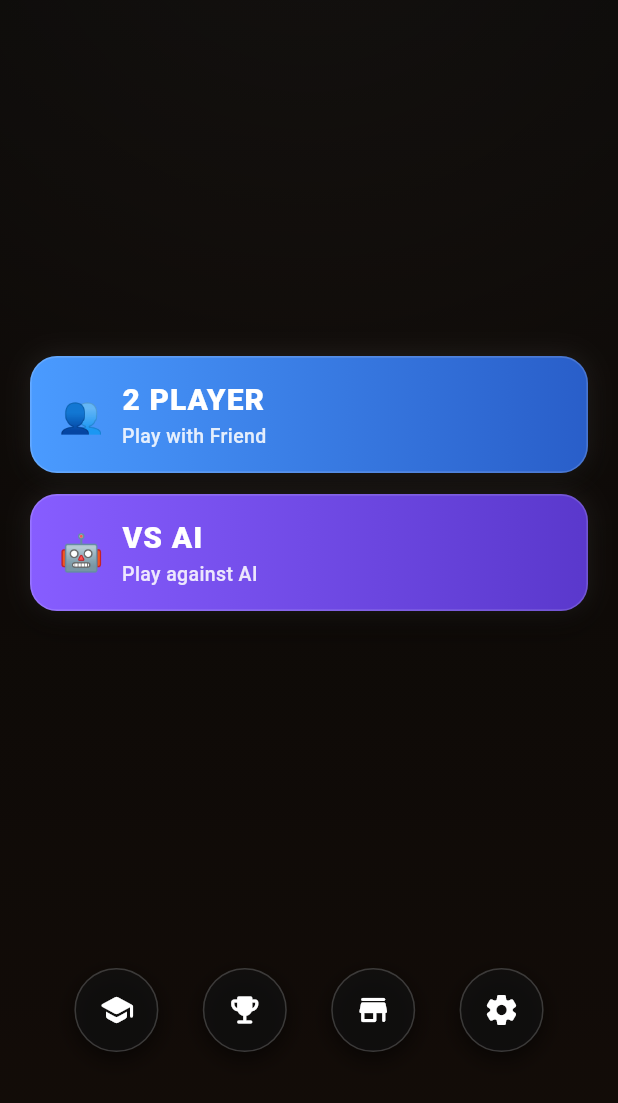
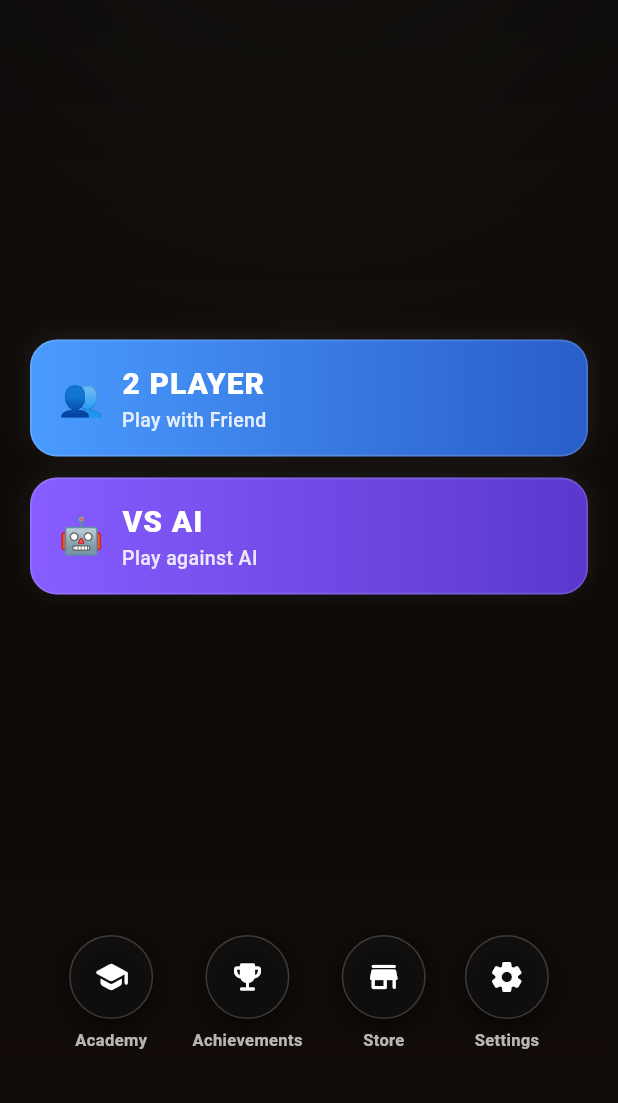
Before and after one commit to iayr1/foosball, a Flutter app: the screen it shows after launch, on a phone screen of 412 x 824 dp, the part 133-1236 px from its top. Run offline on Flutter 3.47's test engine with Material 3 defaults, Android fonts, the phone set to English and light mode, and no system bars; our stand-ins replace audioplayers, flutter_riverpod, shared_preferences; missing offline and left inert: flame.

Commit message:
Make mode selection bottom icons open functional feature screens

```diff
--- a/lib/screens/mode_selection_screen.dart
+++ b/lib/screens/mode_selection_screen.dart
@@ -3,6 +3,7 @@ import 'package:flutter/material.dart';
 import '../controllers/game_flow_controller.dart';
 import '../models/game_mode.dart';
 import '../widgets/custom_button.dart';
+import 'mode_bottom_screens.dart';
 import 'tutorial_screen.dart';
 
 class ModeSelectionScreen extends StatelessWidget {
@@ -68,11 +69,27 @@ class ModeSelectionScreen extends StatelessWidget {
                     const Spacer(),
                     Row(
                       mainAxisAlignment: MainAxisAlignment.spaceEvenly,
-                      children: const [
-                        _BottomCircleIcon(icon: Icons.school_rounded),
-                        _BottomCircleIcon(icon: Icons.emoji_events_rounded),
-                        _BottomCircleIcon(icon: Icons.store_rounded),
-                        _BottomCircleIcon(icon: Icons.settings_rounded),
+                      children: [
+                        _BottomCircleIcon(
+                          icon: Icons.school_rounded,
+                          label: 'Academy',
+                          onTap: () => _openBottomScreen(context, const AcademyScreen()),
+                        ),
+                        _BottomCircleIcon(
+                          icon: Icons.emoji_events_rounded,
+                          label: 'Achievements',
+                          onTap: () => _openBottomScreen(context, const AchievementsScreen()),
+                        ),
+                        _BottomCircleIcon(
+                          icon: Icons.store_rounded,
+                          label: 'Store',
+                          onTap: () => _openBottomScreen(context, const StoreScreen()),
+                        ),
+                        _BottomCircleIcon(
+                          icon: Icons.settings_rounded,
+                          label: 'Settings',
+                          onTap: () => _openBottomScreen(context, const SettingsScreen()),
+                        ),
                       ],
                     ),
                     const SizedBox(height: 18),
@@ -96,16 +113,39 @@ class ModeSelectionScreen extends StatelessWidget {
       ),
     );
   }
+
+  void _openBottomScreen(BuildContext context, Widget child) {
+    Navigator.of(context).push(
+      PageRouteBuilder(
+        transitionDuration: const Duration(milliseconds: 300),
+        pageBuilder: (_, __, ___) => child,
+        transitionsBuilder: (_, animation, __, page) =>
+            FadeTransition(opacity: animation, child: page),
+      ),
+    );
+  }
 }
 
 class _BottomCircleIcon extends StatelessWidget {
-  const _BottomCircleIcon({required this.icon});
+  const _BottomCircleIcon({
+    required this.icon,
+    required this.label,
+    required this.onTap,
+  });
 
   final IconData icon;
+  final String label;
+  final VoidCallback onTap;
 
   @override
   Widget build(BuildContext context) {
-    return Container(
+    return InkWell(
+      borderRadius: BorderRadius.circular(32),
+      onTap: onTap,
+      child: Column(
+        mainAxisSize: MainAxisSize.min,
+        children: [
+          Container(
             width: 56,
             height: 56,
             decoration: BoxDecoration(
@@ -117,6 +157,18 @@ class _BottomCircleIcon extends StatelessWidget {
               ],
             ),
             child: Icon(icon, color: Colors.white),
+          ),
+          const SizedBox(height: 6),
+          Text(
+            label,
+            style: const TextStyle(
+              color: Colors.white70,
+              fontSize: 11,
+              fontWeight: FontWeight.w600,
+            ),
+          ),
+        ],
+      ),
     );
   }
 }
```
Also changed, not shown: lib/screens/mode_bottom_screens.dart (added, +313 -0 lines). Lines whose indentation alone changed are shown as unchanged.
